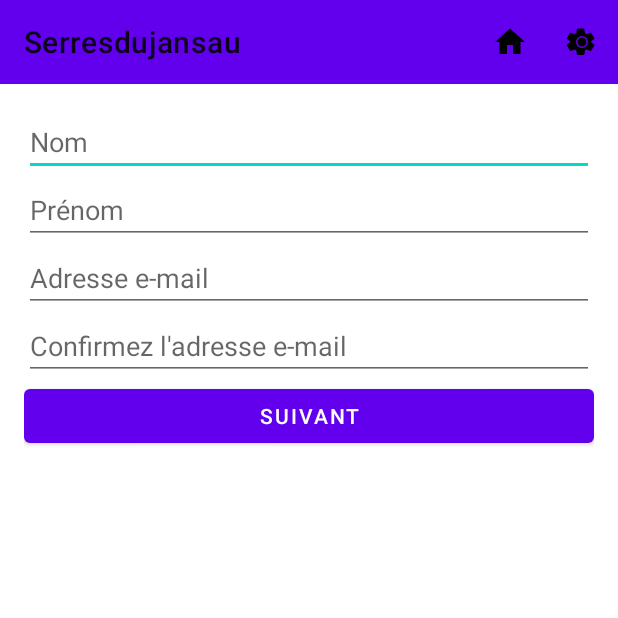
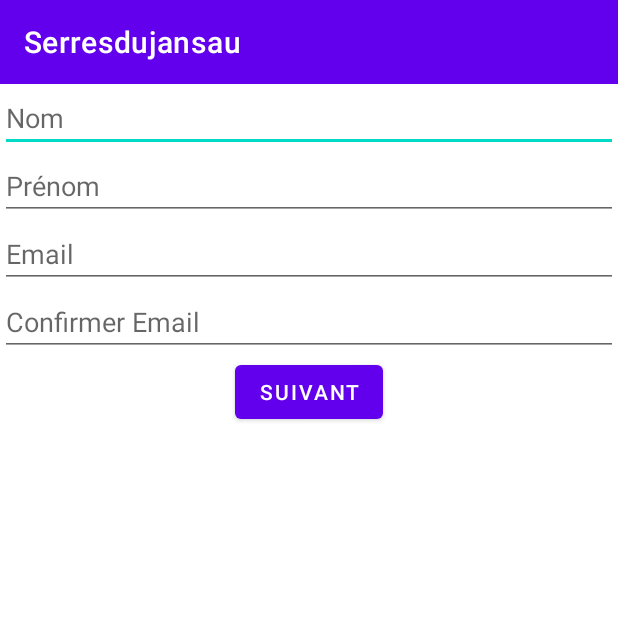
Before and after one commit to dylan-bialade/android, an Android app: the MainActivity screen opened directly, with no data from a screen before it, after a tap on "SUIVANT", on a phone screen of 412 x 824 dp, the top half of it. Run offline under Robolectric (Android 15) with nearby library versions, the phone set to English and light mode, and no system bars.

```diff
--- a/app/src/main/java/com/serredujansau/android/MainActivity.java
+++ b/app/src/main/java/com/serredujansau/android/MainActivity.java
@@ -2,22 +2,14 @@ package com.serredujansau.android;
 
 import android.content.Intent;
 import android.os.Bundle;
-import android.view.Menu;
-import android.view.MenuInflater;
-import android.view.MenuItem;
 import android.widget.Button;
 import android.widget.EditText;
 import android.widget.Toast;
-
 import androidx.appcompat.app.AppCompatActivity;
 import androidx.appcompat.widget.Toolbar;
 
-import com.serredujansau.android.databinding.ActivityMainBinding;
-import com.serredujansau.android.R;
-
 public class MainActivity extends AppCompatActivity {
 
-    private ActivityMainBinding binding;
     private EditText etNom, etPrenom, etEmail, etEmailConfirm;
     private Button btnSuivant;
 
@@ -26,73 +18,32 @@ public class MainActivity extends AppCompatActivity {
         super.onCreate(savedInstanceState);
         setContentView(R.layout.activity_main);
 
-        // Initialisation des vues
+        Toolbar toolbar = findViewById(R.id.toolbar);
+        setSupportActionBar(toolbar);
+
         etNom = findViewById(R.id.etNom);
         etPrenom = findViewById(R.id.etPrenom);
         etEmail = findViewById(R.id.etEmail);
         etEmailConfirm = findViewById(R.id.etEmailConfirm);
         btnSuivant = findViewById(R.id.btnSuivant);
 
-        // Configuration de la Toolbar
-        Toolbar toolbar = findViewById(R.id.toolbar);
-        setSupportActionBar(toolbar);
+        btnSuivant.setOnClickListener(v -> {
+            String nom = etNom.getText().toString().trim();
+            String prenom = etPrenom.getText().toString().trim();
+            String email = etEmail.getText().toString().trim();
+            String emailConfirm = etEmailConfirm.getText().toString().trim();
 
-        // Bouton suivant : validation et redirection
-        btnSuivant.setOnClickListener(v -> {
-            if (validerEmails()) {
-                Intent intent = new Intent(MainActivity.this, RGPDActivity.class);
-                intent.putExtra("nom", etNom.getText().toString());
-                intent.putExtra("prenom", etPrenom.getText().toString());
-                intent.putExtra("email", etEmail.getText().toString());
+            if (nom.isEmpty() || prenom.isEmpty() || email.isEmpty() || emailConfirm.isEmpty()) {
+                Toast.makeText(MainActivity.this, "⚠️ Veuillez remplir tous les champs", Toast.LENGTH_SHORT).show();
+            } else if (!email.equals(emailConfirm)) {
+                Toast.makeText(MainActivity.this, "⚠️ Les emails ne correspondent pas", Toast.LENGTH_SHORT).show();
+            } else {
+                Intent intent = new Intent(MainActivity.this, ConfigActivity.class);
+                intent.putExtra("nom", nom);
+                intent.putExtra("prenom", prenom);
+                intent.putExtra("email", email);
                 startActivity(intent);
             }
         });
     }
-
-    // Validation des champs email
-    private boolean validerEmails() {
-        String email = etEmail.getText().toString();
-        String emailConfirm = etEmailConfirm.getText().toString();
-
-        if (email.isEmpty() || emailConfirm.isEmpty()) {
-            Toast.makeText(this, "Veuillez remplir tous les champs", Toast.LENGTH_SHORT).show();
-            return false;
-        }
-
-        if (!email.equals(emailConfirm)) {
-            Toast.makeText(this, "Les adresses e-mail ne correspondent pas", Toast.LENGTH_SHORT).show();
-            return false;
-        }
-
-        return true;
-    }
-
-    // Chargement du menu
-    @Override
-    public boolean onCreateOptionsMenu(Menu menu) {
-        MenuInflater inflater = getMenuInflater();
-        inflater.inflate(R.menu.toolbar_menu, menu); // Remplacez par toolbar_menu
-        return true;
-    }
-
-    // Gestion des clics sur les éléments du menu
-    @Override
-    public boolean onOptionsItemSelected(MenuItem item) {
-        int id = item.getItemId(); // Récupère l'ID du menu sélectionné
-
-        if (id == R.id.action_settings) {
-            // Ouvrir ConfigActivity
-            startActivity(new Intent(this, ConfigActivity.class));
-            return true;
-        } else if (id == R.id.action_home) {
-            // Retour à MainActivity
-            startActivity(new Intent(this, MainActivity.class));
-            return true;
-        } else if (id == android.R.id.home) {
-            // Bouton retour
-            onBackPressed();
-            return true;
-        }
-        return super.onOptionsItemSelected(item);
-    }
 }
--- a/app/src/main/res/layout/activity_main.xml
+++ b/app/src/main/res/layout/activity_main.xml
@@ -2,65 +2,65 @@
 <androidx.constraintlayout.widget.ConstraintLayout
     xmlns:android="http://schemas.android.com/apk/res/android"
     xmlns:app="http://schemas.android.com/apk/res-auto"
+    xmlns:tools="http://schemas.android.com/tools"
     android:layout_width="match_parent"
     android:layout_height="match_parent">
 
-    <!-- Toolbar en haut -->
-    <include
-        layout="@layout/toolbar"
+    <androidx.appcompat.widget.Toolbar
         android:id="@+id/toolbar"
         android:layout_width="match_parent"
         android:layout_height="?attr/actionBarSize"
-        app:layout_constraintTop_toTopOf="parent"
-        app:layout_constraintStart_toStartOf="parent"
-        app:layout_constraintEnd_toEndOf="parent" />
-
-    <!-- Contenu principal en dessous de la Toolbar -->
-    <ScrollView
-        android:layout_width="0dp"
-        android:layout_height="0dp"
-        app:layout_constraintTop_toBottomOf="@id/toolbar"
-        app:layout_constraintStart_toStartOf="parent"
-        app:layout_constraintEnd_toEndOf="parent"
-        app:layout_constraintBottom_toBottomOf="parent">
-
-        <LinearLayout
-            android:layout_width="match_parent"
-            android:layout_height="wrap_content"
-            android:orientation="vertical"
-            android:padding="16dp">
+        android:background="?attr/colorPrimary"
+        android:theme="@style/ThemeOverlay.AppCompat.Dark.ActionBar"
+        tools:ignore="MissingConstraints" />
 
     <EditText
         android:id="@+id/etNom"
-                android:layout_width="match_parent"
+        android:layout_width="0dp"
         android:layout_height="wrap_content"
-                android:hint="Nom" />
+        android:hint="Nom"
+        android:inputType="textPersonName"
+        app:layout_constraintTop_toBottomOf="@id/toolbar"
+        app:layout_constraintStart_toStartOf="parent"
+        app:layout_constraintEnd_toEndOf="parent"/>
 
     <EditText
         android:id="@+id/etPrenom"
-                android:layout_width="match_parent"
+        android:layout_width="0dp"
         android:layout_height="wrap_content"
-                android:hint="Prénom" />
+        android:hint="Prénom"
+        android:inputType="textPersonName"
+        app:layout_constraintTop_toBottomOf="@id/etNom"
+        app:layout_constraintStart_toStartOf="parent"
+        app:layout_constraintEnd_toEndOf="parent"/>
 
     <EditText
         android:id="@+id/etEmail"
-                android:layout_width="match_parent"
+        android:layout_width="0dp"
         android:layout_height="wrap_content"
-                android:hint="Adresse e-mail"
-                android:inputType="textEmailAddress" />
+        android:hint="Email"
+        android:inputType="textEmailAddress"
+        app:layout_constraintTop_toBottomOf="@id/etPrenom"
+        app:layout_constraintStart_toStartOf="parent"
+        app:layout_constraintEnd_toEndOf="parent"/>
 
     <EditText
         android:id="@+id/etEmailConfirm"
-                android:layout_width="match_parent"
+        android:layout_width="0dp"
         android:layout_height="wrap_content"
-                android:hint="Confirmez l'adresse e-mail"
-                android:inputType="textEmailAddress" />
+        android:hint="Confirmer Email"
+        android:inputType="textEmailAddress"
+        app:layout_constraintTop_toBottomOf="@id/etEmail"
+        app:layout_constraintStart_toStartOf="parent"
+        app:layout_constraintEnd_toEndOf="parent"/>
 
     <Button
         android:id="@+id/btnSuivant"
-                android:layout_width="match_parent"
+        android:layout_width="wrap_content"
         android:layout_height="wrap_content"
-                android:text="Suivant" />
-        </LinearLayout>
-    </ScrollView>
+        android:text="Suivant"
+        app:layout_constraintTop_toBottomOf="@id/etEmailConfirm"
+        app:layout_constraintStart_toStartOf="parent"
+        app:layout_constraintEnd_toEndOf="parent"/>
+
 </androidx.constraintlayout.widget.ConstraintLayout>
```
Also changed, not shown: app/src/main/AndroidManifest.xml (+4 -18 lines), app/src/main/java/com/serredujansau/android/ConfigActivity.java (+73 -66 lines), app/src/main/java/com/serredujansau/android/LoginActivity.java (+35 -73 lines), app/src/main/java/com/serredujansau/android/WebServiceClient.java (added, +28 -0 lines), app/src/main/res/layout/activity_config.xml (+33 -31 lines), app/src/main/res/layout/activity_login.xml (+24 -34 lines). Lines whose indentation alone changed are shown as unchanged.
